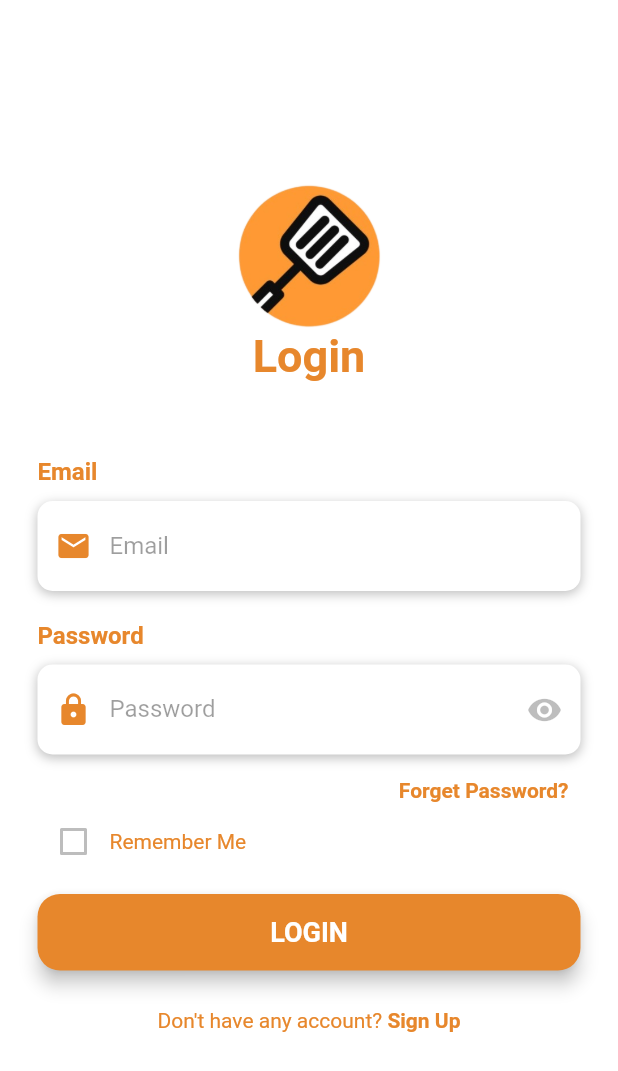
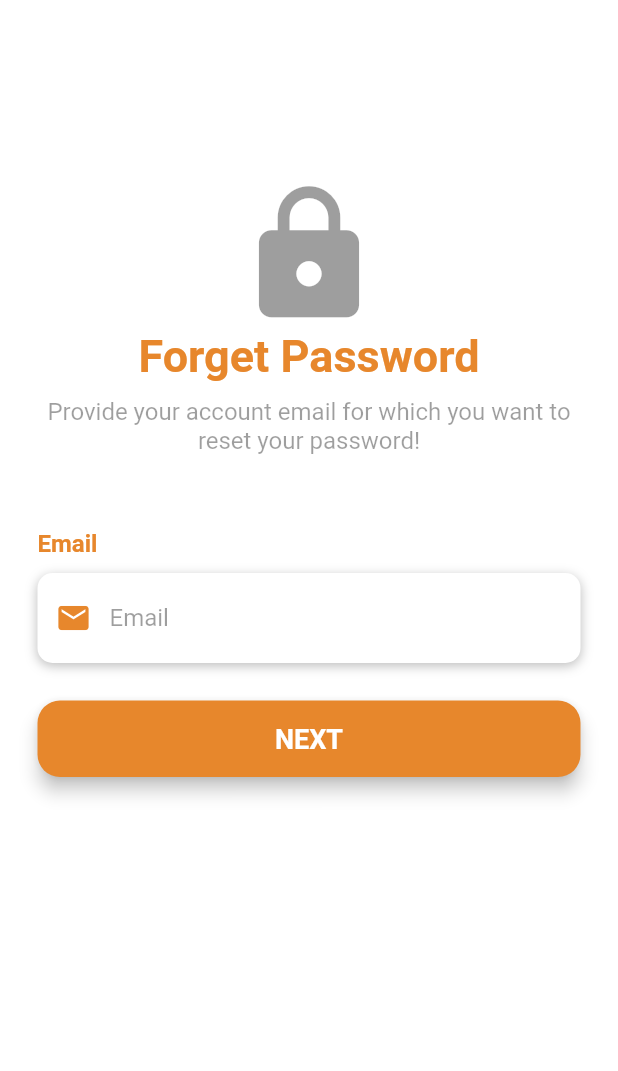
Before and after one commit to Freshmid/delightfood, a Flutter app: the Login screen opened directly, after a tap on "Forget Password?", on a phone screen of 412 x 824 dp. Shown: the top 1071 px of the screen. Run offline on Flutter 3.47's test engine with Material 2 defaults, Android fonts, the phone set to English and light mode, and no system bars.

Commit message:
Forget and update password page

```diff
--- /dev/null
+++ b/lib/onboarding/fpemail.dart
@@ -0,0 +1,156 @@
+import 'package:flutter/material.dart';
+import 'package:flutter/services.dart';
+import 'fpcontact.dart';
+
+class FpEmail extends StatefulWidget {
+  @override
+  _FpEmailScreen createState() => _FpEmailScreen();
+}
+
+class _FpEmailScreen extends State<FpEmail> {
+  goFpContact() {
+    Navigator.of(context).push(
+      MaterialPageRoute(
+          builder: (context) => FpContact()
+      ),
+    );
+  }
+
+  Widget inputEmail() {
+    return Column(
+      crossAxisAlignment: CrossAxisAlignment.start,
+      children: [
+        Text(
+          "Email",
+          style: TextStyle(
+              fontSize: 16,
+              color: Color(0xFFE7872C),
+              fontWeight: FontWeight.bold
+          ),
+        ),
+        SizedBox(height: 10),
+        Container(
+          alignment: Alignment.centerLeft,
+          decoration: BoxDecoration(
+              color: Colors.white,
+              borderRadius: BorderRadius.circular(10),
+              boxShadow: [
+                BoxShadow(
+                    color: Colors.black26,
+                    blurRadius: 6,
+                    offset: Offset(0,2)
+                )
+              ]
+          ),
+          height: 60,
+          child: TextField(
+            keyboardType: TextInputType.emailAddress,
+            style: TextStyle(
+                color: Colors.black87
+            ),
+            decoration: InputDecoration(
+                border: InputBorder.none,
+                contentPadding: EdgeInsets.only(top: 14),
+                prefixIcon: Icon(
+                    Icons.email,
+                    color: Color(0xFFE7872C)
+                ),
+                hintText: 'Email',
+                hintStyle: TextStyle(
+                    color: Colors.black38
+                )
+            ),
+          ),
+        )
+      ],
+    );
+  }
+
+  Widget nextButton() {
+    return Container(
+      padding: EdgeInsets.symmetric(vertical: 25),
+      width: double.infinity,
+      child: ElevatedButton(
+          style: TextButton.styleFrom(
+              elevation: 5,
+              padding: EdgeInsets.all(15),
+              shape: RoundedRectangleBorder(
+                  borderRadius: BorderRadius.circular(15)
+              ),
+              backgroundColor: Color(0xFFE7872C)
+          ),
+          onPressed: () {
+            goFpContact();
+          },
+          child: Text(
+            "NEXT",
+            style: TextStyle(
+                color: Colors.white,
+                fontSize: 18,
+                fontWeight: FontWeight.bold
+            ),
+          )
+      ),
+    );
+  }
+
+  @override
+  Widget build(BuildContext context) {
+    return Scaffold(
+      body: AnnotatedRegion<SystemUiOverlayStyle>(
+        value: SystemUiOverlayStyle.light,
+        child: GestureDetector(
+          child: Stack(
+            children: [
+              Container(
+                height: double.infinity,
+                width: double.infinity,
+                decoration: BoxDecoration(
+                  color: Colors.white
+                ),
+                child: SingleChildScrollView(
+                  physics: AlwaysScrollableScrollPhysics(),
+                  padding: EdgeInsets.symmetric(
+                    horizontal: 25,
+                    vertical: 120
+                  ),
+                  child: Column(
+                    mainAxisAlignment: MainAxisAlignment.center,
+                    crossAxisAlignment: CrossAxisAlignment.center,
+                    children: [
+                      Icon(
+                        Icons.lock,
+                        color: Colors.black38,
+                        size: 100
+                      ),
+                      Text(
+                        'Forget Password',
+                        style: TextStyle(
+                            color: Color(0xFFE7872C),
+                            fontSize: 30,
+                            fontWeight: FontWeight.bold
+                        )
+                      ),
+                      SizedBox(height: 10),
+                      Text(
+                        'Provide your account email for which you want to reset your password!',
+                        style: TextStyle(
+                            color: Colors.black38,
+                            fontSize: 16
+                        ),
+                        textAlign: TextAlign.center,
+                      ),
+                      SizedBox(height: 50),
+                      inputEmail(),
+                      nextButton()
+                    ],
+                  ),
+                ),
+              )
+            ]
+          ),
+        ),
+      )
+    );
+  }
+}
--- a/lib/onboarding/login.dart
+++ b/lib/onboarding/login.dart
@@ -2,6 +2,7 @@ import 'package:flutter/material.dart';
 import 'package:flutter/services.dart';
 import '../base_app/base.dart';
 import 'signup.dart';
+import 'fpemail.dart';
 
 class Login extends StatefulWidget {
   @override
@@ -25,6 +26,14 @@ class _LoginScreen extends State<Login> {
     Navigator.of(context).push(
       MaterialPageRoute(
         builder: (context) => SignUp(),
+      ),
+    );
+  }
+
+  void goFpEmail() {
+    Navigator.of(context).push(
+      MaterialPageRoute(
+        builder: (context) => FpEmail(),
       ),
     );
   }
@@ -144,7 +153,9 @@ class _LoginScreen extends State<Login> {
     return Container(
       alignment: Alignment.centerRight,
       child: TextButton(
-        onPressed: () => print("Forget Password"),
+        onPressed: () {
+          goFpEmail();
+        },
         child: Text(
           "Forget Password?",
           style: TextStyle(
```
Also changed, not shown: lib/onboarding/fpcontact.dart (added, +114 -0 lines), lib/onboarding/fpnewpass.dart (added, +241 -0 lines), lib/onboarding/fpupdatepass.dart (added, +107 -0 lines), lib/onboarding/signup.dart (+4 -3 lines).
